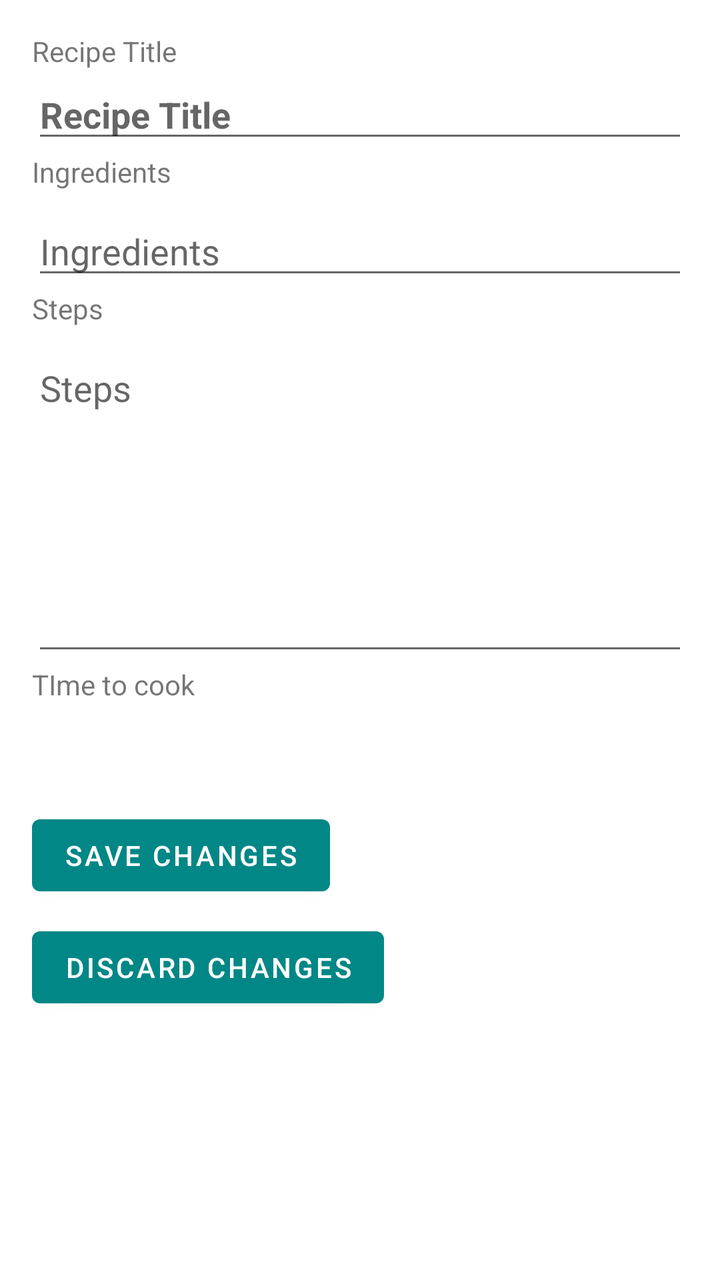
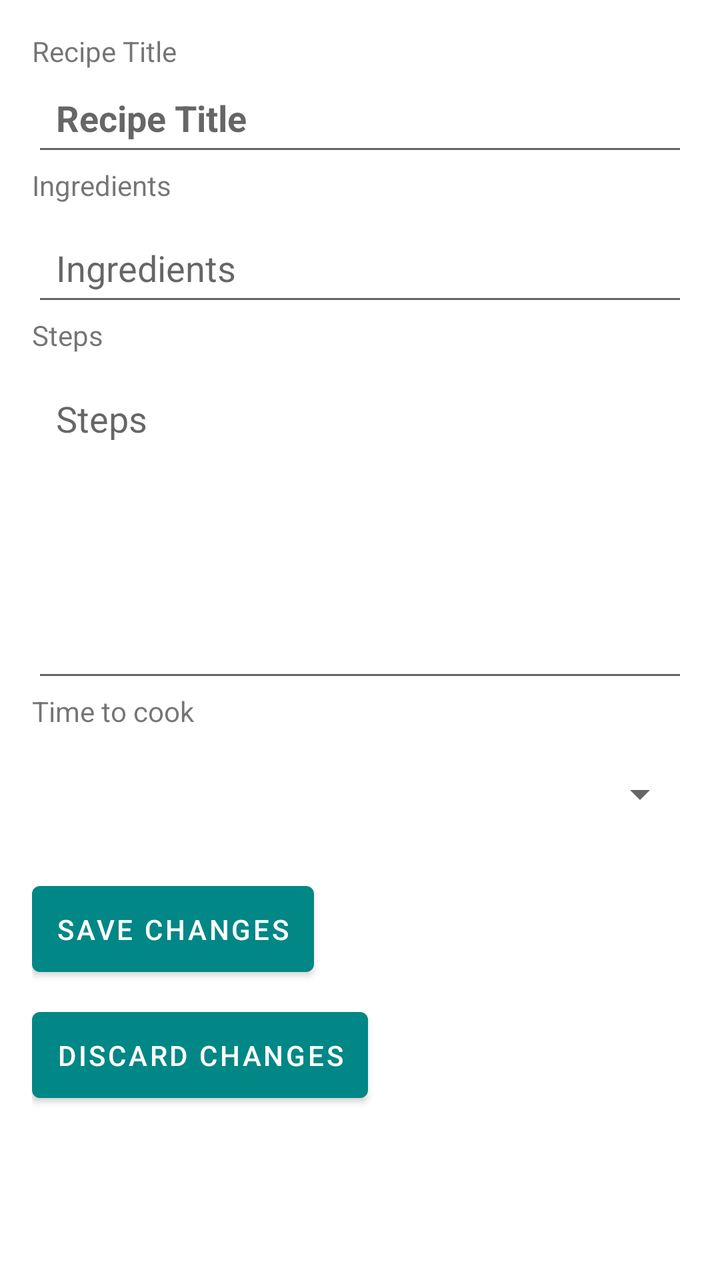

Screens rendered from an Android XML layout before and after an edit, with the pre-edit source and the edit as a unified diff.
<!-- AndroidManifest.xml: application theme Theme.DishEka -->
<!-- res/layout/activity_edit_recipe.xml -->
<?xml version="1.0" encoding="utf-8"?>
<LinearLayout xmlns:android="http://schemas.android.com/apk/res/android"
    android:layout_width="match_parent"
    android:layout_height="match_parent"
    android:orientation="vertical"
    android:padding="16dp">

    <TextView
        android:id="@+id/textView5"
        android:layout_width="match_parent"
        android:layout_height="wrap_content"
        android:text="Recipe Title" />

    <EditText
        android:id="@+id/editRecipeTitle"
        android:layout_width="match_parent"
        android:layout_height="wrap_content"
        android:hint="Recipe Title"
        android:textSize="18sp"
        android:textStyle="bold" />

    <TextView
        android:id="@+id/textView6"
        android:layout_width="match_parent"
        android:layout_height="wrap_content"
        android:text="Ingredients" />

    <EditText
        android:id="@+id/editRecipeIngredients"
        android:layout_width="match_parent"
        android:layout_height="wrap_content"
        android:hint="Ingredients"
        android:layout_marginTop="8dp" />

    <TextView
        android:id="@+id/textView7"
        android:layout_width="match_parent"
        android:layout_height="wrap_content"
        android:text="Steps" />

    <EditText
        android:id="@+id/editRecipeSteps"
        android:layout_width="match_parent"
        android:layout_height="161dp"
        android:layout_marginTop="8dp"
        android:gravity="top|start"
        android:hint="Steps"
        android:singleLine="false" />

    <TextView
        android:id="@+id/textView8"
        android:layout_width="match_parent"
        android:layout_height="wrap_content"
        android:text="TIme to cook" />

    <Spinner
        android:id="@+id/spinnerPreparationTime"
        android:layout_width="384dp"
        android:layout_height="36dp" />

    <Button
        android:id="@+id/saveButton"
        android:layout_width="wrap_content"
        android:layout_height="wrap_content"
        android:text="Save Changes"
        android:layout_marginTop="16dp" />

    <Button
        android:id="@+id/discardButton"
        android:layout_width="wrap_content"
        android:layout_height="wrap_content"
        android:text="Discard Changes"
        android:layout_marginTop="8dp" />
</LinearLayout>
<!-- resources referenced by this layout -->
<resources>
  <style name="Theme.DishEka" parent="Theme.MaterialComponents.DayNight">
          
          <item name="colorPrimary">@color/teal_700</item>
          <item name="colorPrimaryVariant">@color/purple_700</item>
          <item name="colorOnPrimary">@color/white</item>
          
          <item name="colorSecondary">@color/teal_200</item>
          <item name="colorSecondaryVariant">@color/teal_700</item>
          <item name="colorOnSecondary">@color/black</item>
          
          <item name="android:statusBarColor">?attr/colorPrimaryVariant</item>
  
          
      </style>
  <color name="teal_700">#FF018786</color>
  <color name="purple_700">#FF3700B3</color>
  <color name="white">#FFFFFFFF</color>
  <color name="teal_200">#FF03DAC5</color>
  <color name="black">#FF000000</color>
</resources>

<!-- the commit's change to res/layout/activity_edit_recipe.xml (unified diff, before → after) -->
@@ -14,10 +14,11 @@
     <EditText
         android:id="@+id/editRecipeTitle"
         android:layout_width="match_parent"
-        android:layout_height="wrap_content"
+        android:layout_height="48dp"
         android:hint="Recipe Title"
         android:textSize="18sp"
-        android:textStyle="bold" />
+        android:textStyle="bold"
+        android:padding="12dp" />
 
     <TextView
         android:id="@+id/textView6"
@@ -28,9 +29,10 @@
     <EditText
         android:id="@+id/editRecipeIngredients"
         android:layout_width="match_parent"
-        android:layout_height="wrap_content"
+        android:layout_height="48dp"
         android:hint="Ingredients"
-        android:layout_marginTop="8dp" />
+        android:layout_marginTop="8dp"
+        android:padding="12dp" />
 
     <TextView
         android:id="@+id/textView7"
@@ -45,30 +47,36 @@
         android:layout_marginTop="8dp"
         android:gravity="top|start"
         android:hint="Steps"
-        android:singleLine="false" />
+        android:singleLine="false"
+        android:padding="12dp" />
 
     <TextView
         android:id="@+id/textView8"
         android:layout_width="match_parent"
         android:layout_height="wrap_content"
-        android:text="TIme to cook" />
+        android:text="Time to cook" />
 
     <Spinner
         android:id="@+id/spinnerPreparationTime"
-        android:layout_width="384dp"
-        android:layout_height="36dp" />
+        android:layout_width="match_parent"
+        android:layout_height="48dp"
+        android:padding="12dp"
+        android:layout_marginTop="8dp" />
 
     <Button
         android:id="@+id/saveButton"
         android:layout_width="wrap_content"
         android:layout_height="wrap_content"
         android:text="Save Changes"
-        android:layout_marginTop="16dp" />
+        android:layout_marginTop="16dp"
+        android:padding="12dp" />
 
     <Button
         android:id="@+id/discardButton"
         android:layout_width="wrap_content"
         android:layout_height="wrap_content"
         android:text="Discard Changes"
-        android:layout_marginTop="8dp" />
+        android:layout_marginTop="8dp"
+        android:padding="12dp" />
+
 </LinearLayout>
